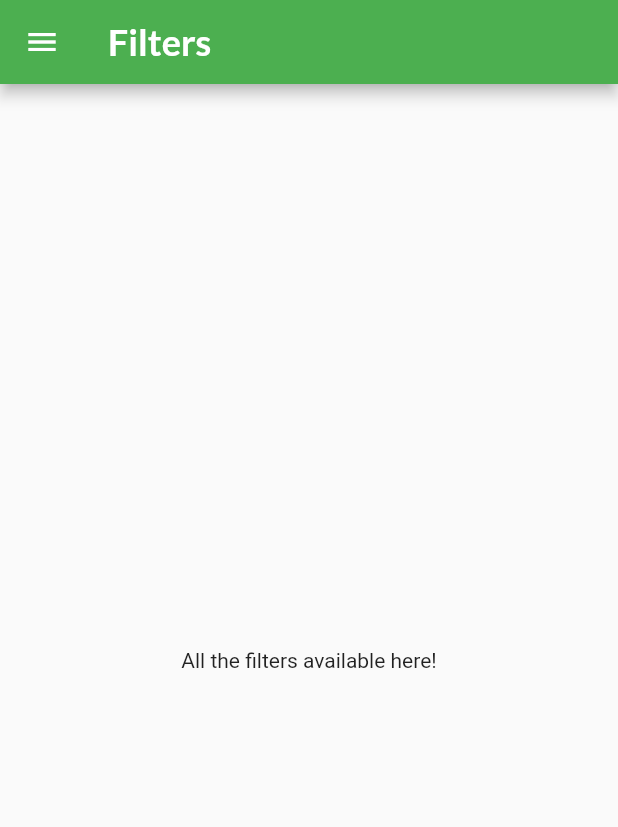
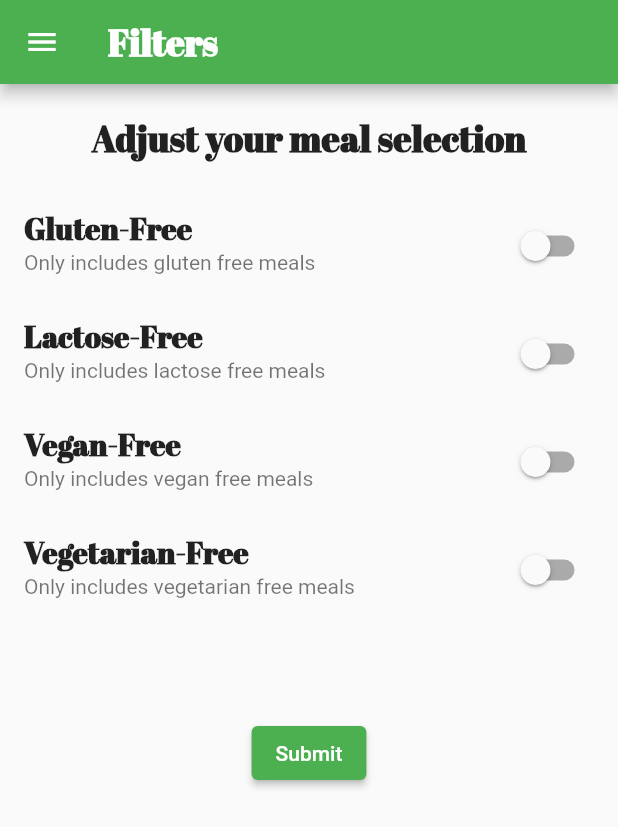
Before and after one commit to Aravindh1505/Flutter-Core, a Flutter app: the FiltersScreen screen opened by its route, on a phone screen of 412 x 824 dp. Shown: the top 827 px of the screen. Run offline on Flutter 3.47's test engine with Material 2 defaults, Android fonts, the phone set to English and light mode, and no system bars; our stand-ins replace google_fonts.

Commit message:
Added widgets in filter screen

```diff
--- a/lib/screens/filters_screen.dart
+++ b/lib/screens/filters_screen.dart
@@ -2,18 +2,86 @@ import 'package:flutter/material.dart';
 
 import '../widgets/main_drawer.dart';
 
-class FiltersScreen extends StatelessWidget {
+class FiltersScreen extends StatefulWidget {
   const FiltersScreen({Key? key}) : super(key: key);
+
+  @override
+  State<FiltersScreen> createState() => _FiltersScreenState();
+}
+
+class _FiltersScreenState extends State<FiltersScreen> {
+  var _isGlutenFree = false;
+  var _isLactoseFree = false;
+  var _isVegan = false;
+  var _isVegetarian = false;
+
+  Widget _buildCustomSwitchListTile(String title, String subTitle, bool currentValue, ValueChanged<bool>? newValue) {
+    return SwitchListTile(
+      title: Text(title),
+      subtitle: Text(subTitle),
+      value: currentValue,
+      onChanged: newValue,
+    );
+  }
+
+  void _submit() {
+    print('_isGlutenFree : $_isGlutenFree');
+    print('_isLactoseFree : $_isLactoseFree');
+    print('_isVegan : $_isVegan');
+    print('_isVegetarian : $_isVegetarian');
+  }
 
   @override
   Widget build(BuildContext context) {
     return Scaffold(
-      drawer: MainDrawer(),
+      drawer: const MainDrawer(),
       appBar: AppBar(
-        title: Text('Filters'),
+        title: const Text('Filters'),
       ),
-      body: Center(
-        child: Text('All the filters available here!'),
+      body: Column(
+        children: [
+          Container(
+            alignment: Alignment.center,
+            padding: const EdgeInsets.all(20.0),
+            child: Text(
+              'Adjust your meal selection',
+              style: Theme.of(context).textTheme.titleLarge,
+            ),
+          ),
+          SizedBox(
+            width: double.infinity,
+            height: 350,
+            child: ListView(
+              children: [
+                _buildCustomSwitchListTile('Gluten-Free', 'Only includes gluten free meals', _isGlutenFree, (value) {
+                  setState(() {
+                    _isGlutenFree = value;
+                  });
+                }),
+                _buildCustomSwitchListTile('Lactose-Free', 'Only includes lactose free meals', _isLactoseFree, (value) {
+                  setState(() {
+                    _isLactoseFree = value;
+                  });
+                }),
+                _buildCustomSwitchListTile('Vegan-Free', 'Only includes vegan free meals', _isVegan, (value) {
+                  setState(() {
+                    _isVegan = value;
+                  });
+                }),
+                _buildCustomSwitchListTile('Vegetarian-Free', 'Only includes vegetarian free meals', _isVegetarian,
+                    (value) {
+                  setState(() {
+                    _isVegetarian = value;
+                  });
+                }),
+              ],
+            ),
+          ),
+          ElevatedButton(
+            onPressed: _submit,
+            child: const Text('Submit'),
+          )
+        ],
       ),
     );
   }
```
Also changed, not shown: lib/main.dart (+5 -5 lines).
